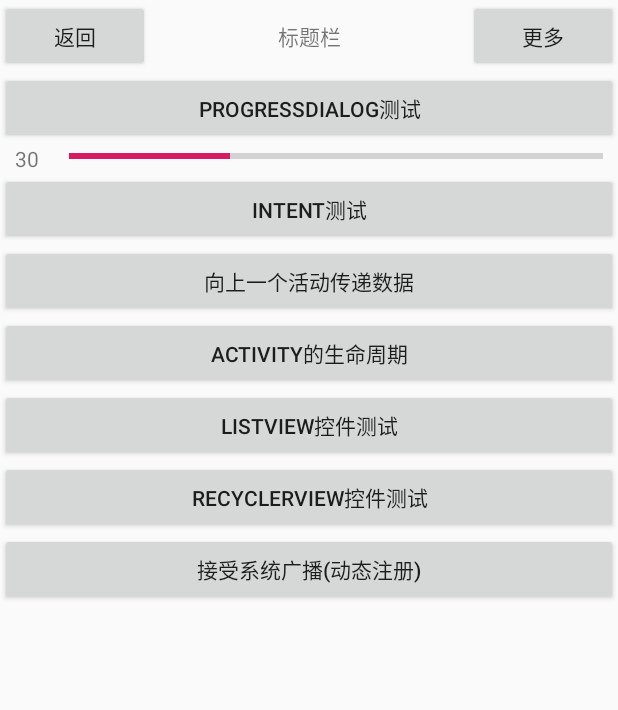
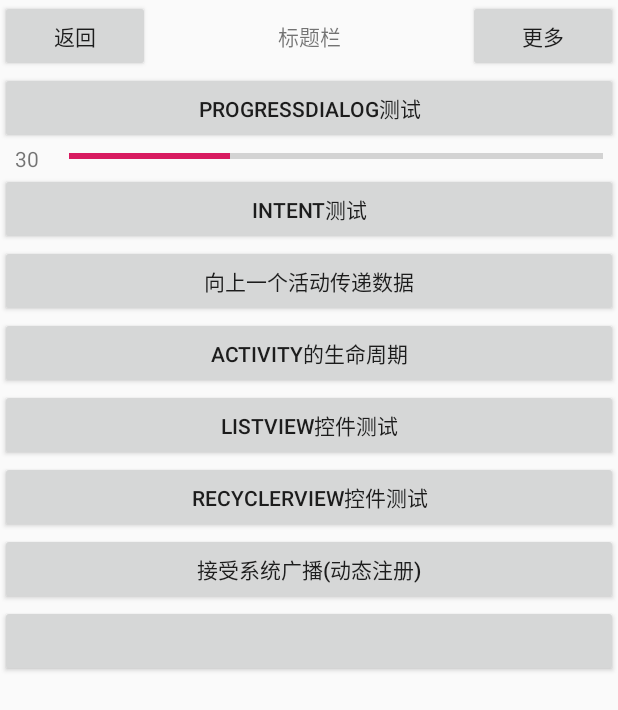
Before and after one commit to zhanghuzijh123/androidDemo, an Android app: the screen it shows after launch (MainActivity), on a phone screen of 412 x 824 dp. Shown: the top 710 px of the screen. Run offline under Robolectric (Android 15) with nearby library versions, the light colour scheme and no system bars; our stand-ins replace ButterKnife; 1 statement that could not run was skipped.

Commit message:
update github

```diff
--- a/app/src/main/res/layout/activity_main.xml
+++ b/app/src/main/res/layout/activity_main.xml
@@ -83,4 +83,10 @@
         android:text="接受系统广播(动态注册)"
         android:layout_width="match_parent"
         android:layout_height="wrap_content" />
+
+    <Button
+        android:id="@+id/btn8"
+        android:text=""
+        android:layout_width="match_parent"
+        android:layout_height="wrap_content" />
 </LinearLayout>
```
